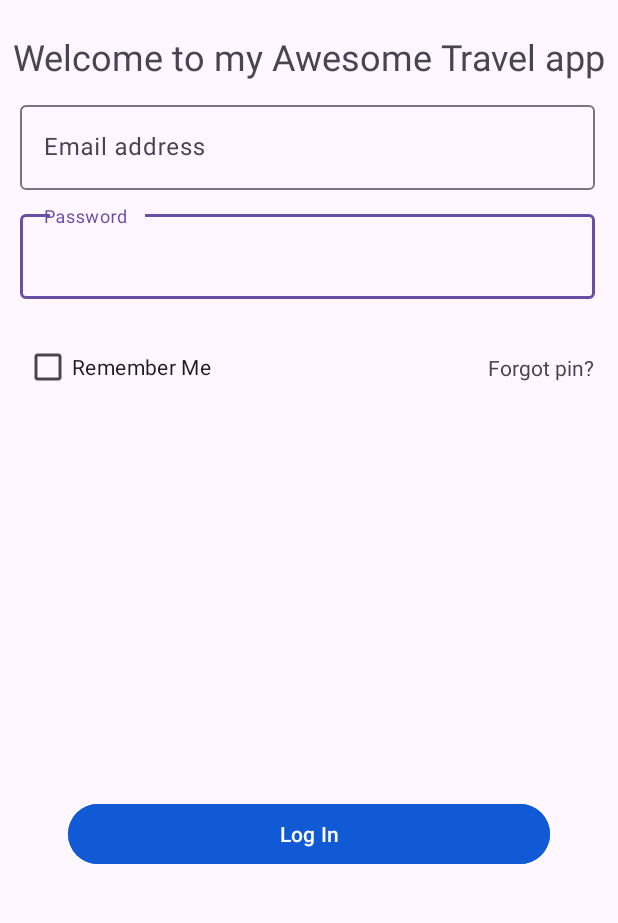
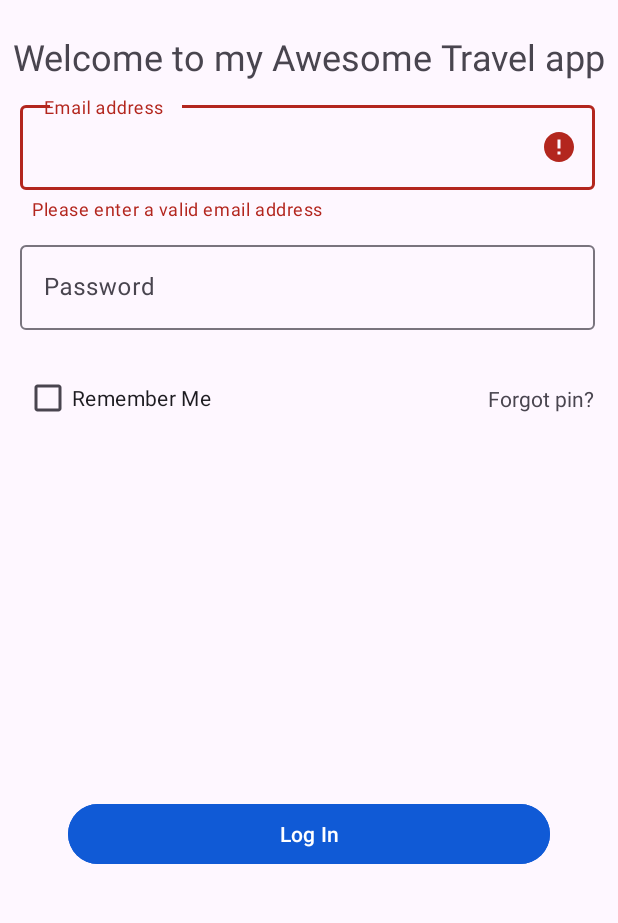
Before and after one commit to faithckorir/Travel-Tales, an Android app: the screen it shows after launch (MainActivity), after a tap on "Log In", on a phone screen of 412 x 824 dp, the part 234-1157 px from its top. Run offline under Robolectric (Android 15) with nearby library versions, the phone set to English and light mode, and no system bars; our stand-ins replace Firebase (no records; nobody signed in at launch, a user with empty details on screens opened directly).

```diff
--- a/app/src/main/java/com/faithckorir/mytraveltales/MainActivity.kt
+++ b/app/src/main/java/com/faithckorir/mytraveltales/MainActivity.kt
@@ -3,12 +3,15 @@ package com.faithckorir.mytraveltales
 import androidx.appcompat.app.AppCompatActivity
 import android.os.Bundle
 import android.widget.Toast
+import com.faithckorir.mytraveltales.apputils.isEmailValid
 import com.faithckorir.mytraveltales.databinding.ActivityMainBinding
 import com.google.firebase.auth.FirebaseAuth
 
 class MainActivity : AppCompatActivity() {
     private lateinit var auth: FirebaseAuth
     private lateinit var binding:ActivityMainBinding
+    private lateinit var email: String
+    private lateinit var passWord: String
 
     override fun onCreate(savedInstanceState: Bundle?) {
         super.onCreate(savedInstanceState)
@@ -16,10 +19,15 @@ class MainActivity : AppCompatActivity() {
         setContentView(binding.root)
         auth = FirebaseAuth.getInstance()
         binding.signUpButton.setOnClickListener {
-            val email = "faithckorir@test.com"//emailEditText.text.toString()
-            val password = "faith123"//passwordEditText.text.toString()
+            if (validateLogin()){
+                doSignUp()
+            }
+        }
+    }
 
-            auth.createUserWithEmailAndPassword(email, password)
+    private fun doSignUp() {
+
+        auth.createUserWithEmailAndPassword(email, passWord)
             .addOnCompleteListener(this) { task ->
                 if (task.isSuccessful) {
                     // Registration successful
@@ -32,5 +40,21 @@ class MainActivity : AppCompatActivity() {
                 }
             }
     }
+
+    private fun validateLogin(): Boolean {
+         email = binding.emailEditText.text.toString().trim()
+         passWord = binding.passwordEditText.text.toString().trim()
+
+        if (email.isBlank() || !isEmailValid(email)) {
+            binding.tilEmailAddress.error = "Please enter a valid email address"
+            binding.tilEmailAddress.error
+            return false
+        }
+        if (passWord.isBlank() || passWord.length < 6) {
+            binding.tilPassword.error = "Valid Pin is Required"
+            binding.tilPassword.error
+            return false
+        }
+        return true
     }
 }
--- /dev/null
+++ b/app/src/main/java/com/faithckorir/mytraveltales/apputils/GlobalFunctions.kt
@@ -0,0 +1,6 @@
+package com.faithckorir.mytraveltales.apputils
+
+fun isEmailValid(rawEmailAddress: String): Boolean {
+    val emailPattern = "[a-zA-Z0-9._-]+@[a-z]+\\.+[a-z]+".toRegex()
+    return rawEmailAddress.matches(emailPattern)
+}
--- a/app/src/main/res/layout/activity_main.xml
+++ b/app/src/main/res/layout/activity_main.xml
@@ -46,11 +46,9 @@
             android:id="@+id/til_email_address"
             android:layout_margin="5dp">
             <com.google.android.material.textfield.TextInputEditText
-                android:id="@+id/et_email_address"
+                android:id="@+id/emailEditText"
                 style="@style/signupedittext_style"
                 android:hint="Email address"
-                android:editable="false"
-                android:focusable="false"
                 android:inputType="textEmailAddress"
 
                 />
@@ -62,11 +60,10 @@
             android:id="@+id/til_password"
             android:layout_margin="5dp">
             <com.google.android.material.textfield.TextInputEditText
-                android:id="@+id/et_password"
+                android:id="@+id/passwordEditText"
                 style="@style/signupedittext_style"
                 android:hint="@string/password_txt"
-                android:maxLength="4"
-                android:inputType="numberPassword"
+                android:inputType="textPassword"
 
                 />
         </com.google.android.material.textfield.TextInputLayout>
```
Lines whose indentation alone changed are shown as unchanged.
